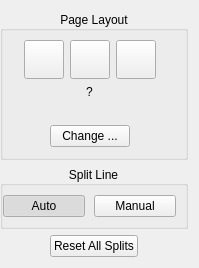
Before: the Qt Designer form src/core/filters/page_split/OptionsWidget.ui in abandoned-industries/scantailor-spectre, drawn with Qt 5.
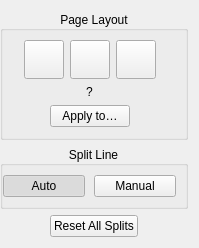
After: the same form once the commit is applied. Icons and pictures are not drawn. Custom widgets are drawn as their Qt base class.

Patch:
```diff
--- a/src/core/filters/page_split/OptionsWidget.ui
+++ b/src/core/filters/page_split/OptionsWidget.ui
@@ -144,16 +144,6 @@
         </property>
        </widget>
       </item>
-      <item>
-       <widget class="QLabel" name="selectionIndicatorLabel">
-        <property name="text">
-         <string/>
-        </property>
-        <property name="alignment">
-         <set>Qt::AlignCenter</set>
-        </property>
-       </widget>
-      </item>
       <item>
        <layout class="QHBoxLayout">
         <item>
@@ -172,7 +162,7 @@
         <item>
          <widget class="QPushButton" name="changeBtn">
           <property name="text">
-           <string>Change ...</string>
+           <string>Apply to…</string>
           </property>
          </widget>
         </item>
```
